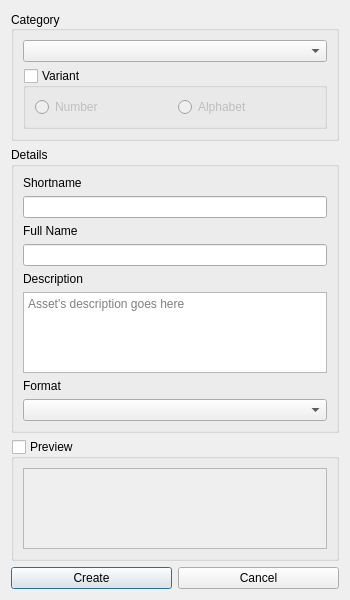
This is ui/window/asset.ui in hueyyeng/AssetsBrowser as Qt 5 draws it before an edit. The edited form follows.
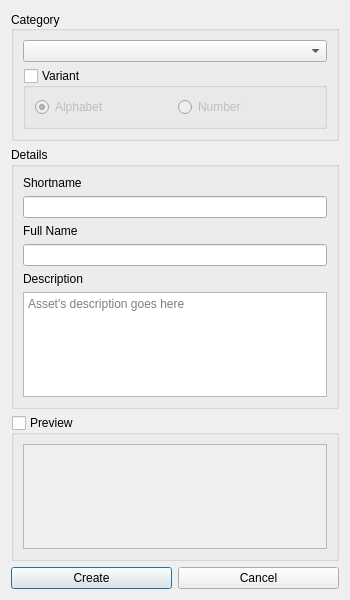
This is the edited form.

```diff
--- a/ui/window/asset.ui
+++ b/ui/window/asset.ui
@@ -74,18 +74,24 @@
          <bool>false</bool>
         </property>
         <layout class="QHBoxLayout" name="horizontalLayout">
-         <item>
-          <widget class="QRadioButton" name="variantRadioNumber">
-           <property name="text">
-            <string>Number</string>
-           </property>
-          </widget>
-         </item>
          <item>
           <widget class="QRadioButton" name="variantRadioAlphabet">
            <property name="text">
             <string>Alphabet</string>
            </property>
+           <property name="checked">
+            <bool>true</bool>
+           </property>
+          </widget>
+         </item>
+         <item>
+          <widget class="QRadioButton" name="variantRadioNumber">
+           <property name="text">
+            <string>Number</string>
+           </property>
+           <property name="checked">
+            <bool>false</bool>
+           </property>
           </widget>
          </item>
         </layout>
@@ -144,16 +150,6 @@
         </property>
        </widget>
       </item>
-      <item>
-       <widget class="QLabel" name="formatLabel">
-        <property name="text">
-         <string>Format</string>
-        </property>
-       </widget>
-      </item>
-      <item>
-       <widget class="QComboBox" name="formatComboBox"/>
-      </item>
      </layout>
     </widget>
    </item>
```
